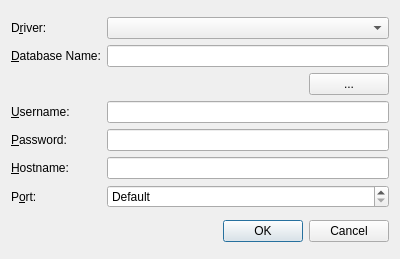
Above: SqlBrowser/SqlConnectionDialog.ui from testmana2/test before the change. Below: the same form after it.
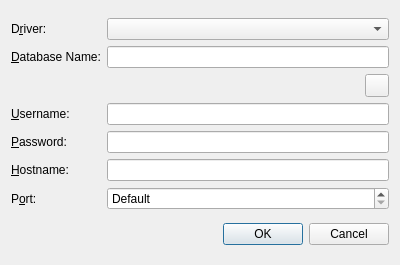
That is the form after the change.

Commit message: Changed all the file or directory selection buttons to QToolButton and gave them an icon.

```diff
--- a/SqlBrowser/SqlConnectionDialog.ui
+++ b/SqlBrowser/SqlConnectionDialog.ui
@@ -7,7 +7,7 @@
     <x>0</x>
     <y>0</y>
     <width>400</width>
-    <height>259</height>
+    <height>265</height>
    </rect>
   </property>
   <property name="windowTitle">
@@ -69,16 +69,6 @@
        </property>
       </spacer>
      </item>
-     <item row="2" column="2">
-      <widget class="QPushButton" name="databaseFileButton">
-       <property name="toolTip">
-        <string>Press to select a database file</string>
-       </property>
-       <property name="text">
-        <string>...</string>
-       </property>
-      </widget>
-     </item>
      <item row="3" column="0">
       <widget class="QLabel" name="textLabel4">
        <property name="text">
@@ -159,6 +149,13 @@
        </property>
       </widget>
      </item>
+     <item row="2" column="2">
+      <widget class="QToolButton" name="databaseFileButton">
+       <property name="toolTip">
+        <string>Press to select a database file</string>
+       </property>
+      </widget>
+     </item>
     </layout>
    </item>
    <item>
```
The commit also changes 127 other files.
